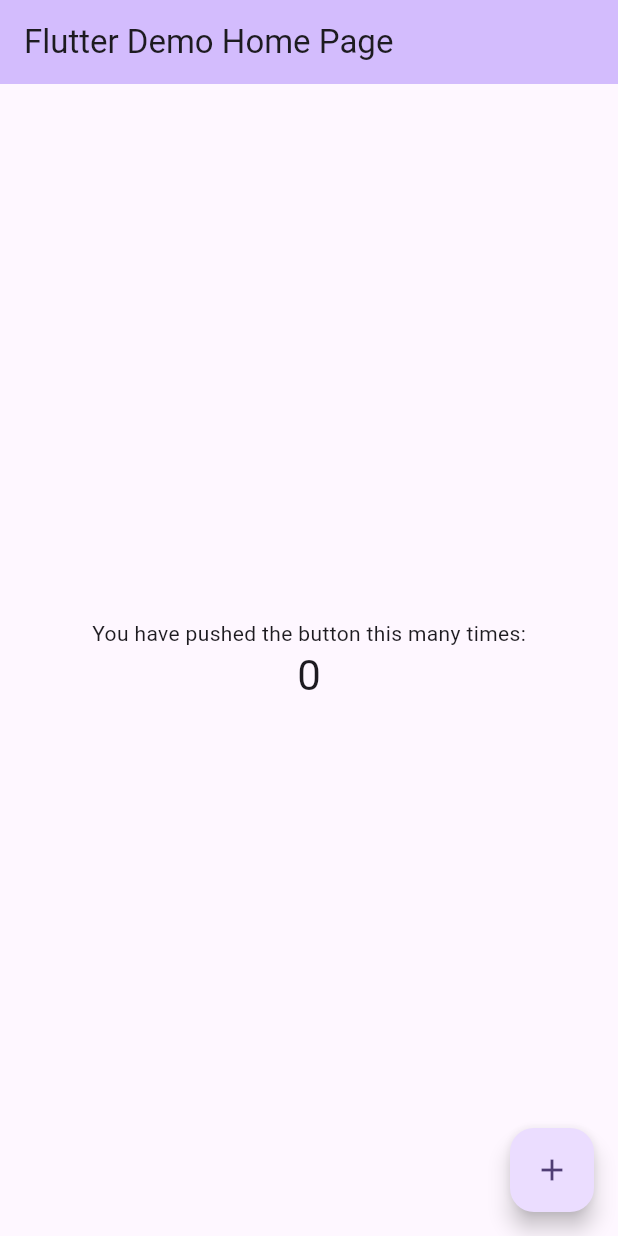
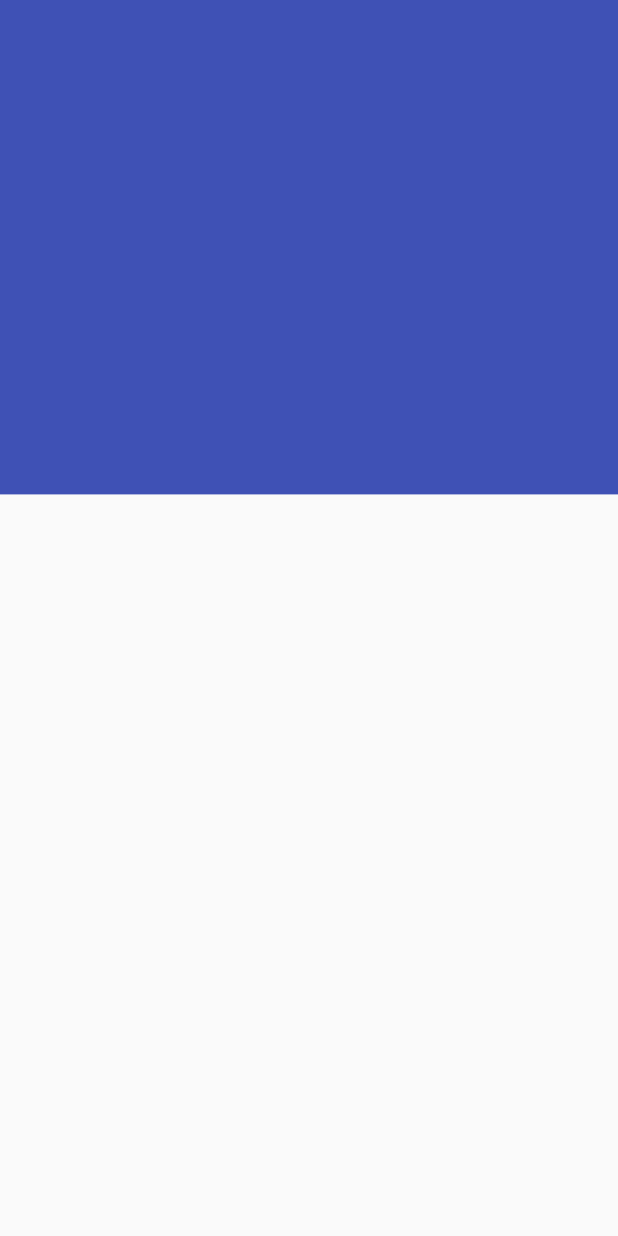
Before and after one commit to SaileshAcharya1229/DashBoard_flutter, a Flutter app: the screen it shows after launch, on a phone screen of 412 x 824 dp. Run offline on Flutter 3.47's test engine with Material 2 defaults, Android fonts, the phone set to English and light mode, and no system bars.

Commit message:
adding container in dashboard

```diff
--- /dev/null
+++ b/lib/dashboard.dart
@@ -0,0 +1,25 @@
+import 'package:flutter/material.dart';
+
+class Dashboard extends StatelessWidget {
+  Dashboard({super.key});
+  var height, width;
+
+  @override
+  Widget build(BuildContext context) {
+    height = MediaQuery.of(context).size.height;
+    width = MediaQuery.of(context).size.width;
+    return Scaffold(
+      body: SafeArea(
+          child: Column(
+        children: [
+          Container(
+            decoration: BoxDecoration(
+              color: Colors.indigo,
+            ),
+            height: height * 0.4,
+          ),
+        ],
+      )),
+    );
+  }
+}
--- a/lib/main.dart
+++ b/lib/main.dart
@@ -1,3 +1,4 @@
+import 'package:dashboard_ui/dashboard.dart';
 import 'package:flutter/material.dart';
 
 void main() {
@@ -11,115 +12,9 @@ class MyApp extends StatelessWidget {
   @override
   Widget build(BuildContext context) {
     return MaterialApp(
-      title: 'Flutter Demo',
-      theme: ThemeData(
-        // This is the theme of your application.
-        //
-        // TRY THIS: Try running your application with "flutter run". You'll see
-        // the application has a blue toolbar. Then, without quitting the app,
-        // try changing the seedColor in the colorScheme below to Colors.green
-        // and then invoke "hot reload" (save your changes or press the "hot
-        // reload" button in a Flutter-supported IDE, or press "r" if you used
-        // the command line to start the app).
-        //
-        // Notice that the counter didn't reset back to zero; the application
-        // state is not lost during the reload. To reset the state, use hot
-        // restart instead.
-        //
-        // This works for code too, not just values: Most code changes can be
-        // tested with just a hot reload.
-        colorScheme: ColorScheme.fromSeed(seedColor: Colors.deepPurple),
-        useMaterial3: true,
-      ),
-      home: const MyHomePage(title: 'Flutter Demo Home Page'),
+      debugShowCheckedModeBanner: false,
+      title: 'DashBoard',
+      home: Dashboard(),
     );
   }
 }
-
-class MyHomePage extends StatefulWidget {
-  const MyHomePage({super.key, required this.title});
-
-  // This widget is the home page of your application. It is stateful, meaning
-  // that it has a State object (defined below) that contains fields that affect
-  // how it looks.
-
-  // This class is the configuration for the state. It holds the values (in this
-  // case the title) provided by the parent (in this case the App widget) and
-  // used by the build method of the State. Fields in a Widget subclass are
-  // always marked "final".
-
-  final String title;
-
-  @override
-  State<MyHomePage> createState() => _MyHomePageState();
-}
-
-class _MyHomePageState extends State<MyHomePage> {
-  int _counter = 0;
-
-  void _incrementCounter() {
-    setState(() {
-      // This call to setState tells the Flutter framework that something has
-      // changed in this State, which causes it to rerun the build method below
-      // so that the display can reflect the updated values. If we changed
-      // _counter without calling setState(), then the build method would not be
-      // called again, and so nothing would appear to happen.
-      _counter++;
-    });
-  }
-
-  @override
-  Widget build(BuildContext context) {
-    // This method is rerun every time setState is called, for instance as done
-    // by the _incrementCounter method above.
-    //
-    // The Flutter framework has been optimized to make rerunning build methods
-    // fast, so that you can just rebuild anything that needs updating rather
-    // than having to individually change instances of widgets.
-    return Scaffold(
-      appBar: AppBar(
-        // TRY THIS: Try changing the color here to a specific color (to
-        // Colors.amber, perhaps?) and trigger a hot reload to see the AppBar
-        // change color while the other colors stay the same.
-        backgroundColor: Theme.of(context).colorScheme.inversePrimary,
-        // Here we take the value from the MyHomePage object that was created by
-        // the App.build method, and use it to set our appbar title.
-        title: Text(widget.title),
-      ),
-      body: Center(
-        // Center is a layout widget. It takes a single child and positions it
-        // in the middle of the parent.
-        child: Column(
-          // Column is also a layout widget. It takes a list of children and
-          // arranges them vertically. By default, it sizes itself to fit its
-          // children horizontally, and tries to be as tall as its parent.
-          //
-          // Column has various properties to control how it sizes itself and
-          // how it positions its children. Here we use mainAxisAlignment to
-          // center the children vertically; the main axis here is the vertical
-          // axis because Columns are vertical (the cross axis would be
-          // horizontal).
-          //
-          // TRY THIS: Invoke "debug painting" (choose the "Toggle Debug Paint"
-          // action in the IDE, or press "p" in the console), to see the
-          // wireframe for each widget.
-          mainAxisAlignment: MainAxisAlignment.center,
-          children: <Widget>[
-            const Text(
-              'You have pushed the button this many times:',
-            ),
-            Text(
-              '$_counter',
-              style: Theme.of(context).textTheme.headlineMedium,
-            ),
-          ],
-        ),
-      ),
-      floatingActionButton: FloatingActionButton(
-        onPressed: _incrementCounter,
-        tooltip: 'Increment',
-        child: const Icon(Icons.add),
-      ), // This trailing comma makes auto-formatting nicer for build methods.
-    );
-  }
-}
```
